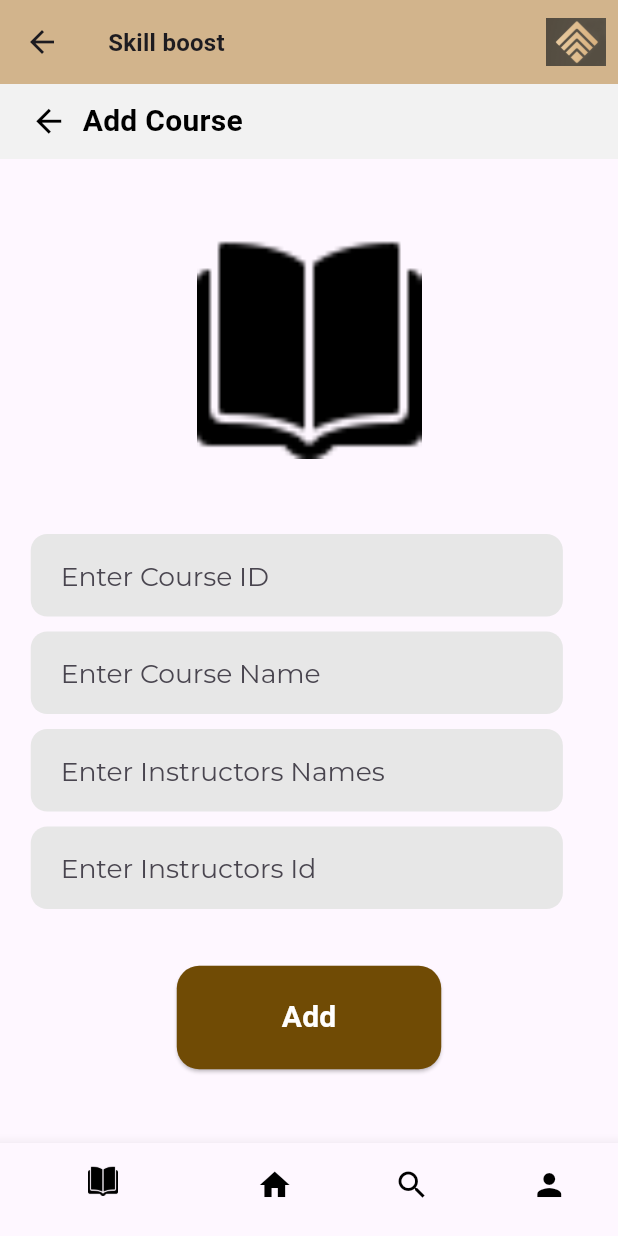
After one commit to Amir23156/FrontendMobileApp, a Flutter app: the AddCourse screen opened directly, on a phone screen of 412 x 824 dp. The commit adds this screen. Run offline on Flutter 3.47's test engine with Material 3 defaults, Android fonts, the phone set to English and light mode, and no system bars; our stand-ins replace firebase_auth, get, google_fonts; accounts and stored records are empty; Roboto replaces fonts that are missing (WorkSans).

Commit message:
apriori ekher commit

```diff
--- /dev/null
+++ b/lib/AddCourse.dart
@@ -0,0 +1,276 @@
+import 'package:flutter/material.dart';
+import 'package:google_fonts/google_fonts.dart';
+import 'package:vitrine_project/navigationbar.dart';
+import '../../Services/CourseService.dart';
+import 'courses.dart';
+import 'models/course.dart';
+
+class AddCourse extends StatefulWidget {
+  @override
+  State<AddCourse> createState() => _AddCourseState();
+}
+
+class _AddCourseState extends State<AddCourse> {
+  late TextEditingController courseIdController;
+  late TextEditingController courseNameController;
+  late TextEditingController instructorsNameController;
+  late TextEditingController instructorsIdController;
+
+  @override
+  void initState() {
+    super.initState();
+    courseIdController = TextEditingController();
+    courseNameController = TextEditingController();
+    instructorsNameController = TextEditingController();
+    instructorsIdController = TextEditingController();
+  }
+
+  final CourseService apiService =
+      CourseService("http://localhost:8080/api/courses");
+
+  List<Instructor> createInstructorsList(List<String> ids, List<String> names) {
+    // Ensure both lists have the same length
+    assert(ids.length == names.length);
+
+    List<Instructor> instructorsList = [];
+
+    for (int i = 0; i < ids.length; i++) {
+      instructorsList.add(Instructor(
+        instructorId: ids[i],
+        instructorName: names[i],
+      ));
+    }
+
+    return instructorsList;
+  }
+
+  void add() async {
+    // Create a list of instructor names from the text input
+    List<String> instructorNames = instructorsNameController.text.split(',');
+    List<String> instructorIds = instructorsIdController.text.split(',');
+    // Create a Course object using the values from the text controllers
+    List<Instructor> instructorList =
+        createInstructorsList(instructorIds, instructorNames);
+    Course course = Course(
+      id: courseIdController.text,
+      courseId: courseIdController.text,
+      courseName: courseNameController.text,
+      instructors: instructorList,
+    );
+
+    // Pass the Course object to the addCourse method
+    await apiService.addCourse(course);
+
+    // Navigate to the CoursesPage after adding the course
+    Navigator.pushReplacement(
+      context,
+      MaterialPageRoute(
+        builder: (context) => CoursesPage(), // Replace with your course screen
+      ),
+    );
+  }
+
+  @override
+  Widget build(BuildContext context) {
+    double baseWidth = 360;
+    double fem = MediaQuery.of(context).size.width / baseWidth;
+    double ffem = fem * 0.97;
+
+    return Scaffold(
+      appBar: AppBar(
+        backgroundColor: Color(0xFFD2B48C),
+        title:
+            Text('Skill boost', style: TextStyle(fontWeight: FontWeight.bold)),
+        actions: [
+          Padding(
+            padding: const EdgeInsets.all(8.0),
+            child: Image.asset(
+              'images/Logoskillboost.png', // Replace with the actual path to your logo
+              width: 40,
+              height: 40,
+            ),
+          ),
+        ],
+      ),
+      bottomNavigationBar: CustomBottomNavigationBar(),
+      body: ListView(
+        children: [
+          Column(
+            children: <Widget>[
+              Container(
+                height: 50,
+                color: Color(0xFFF2F2F2),
+                child: Row(
+                  mainAxisAlignment: MainAxisAlignment.start,
+                  children: <Widget>[
+                    Padding(
+                      padding: EdgeInsets.only(left: 20.0),
+                      child: GestureDetector(
+                        onTap: () {
+                          Navigator.pop(context);
+                        },
+                        child: const Icon(
+                          Icons.arrow_back_outlined,
+                          size: 25.0,
+                          color: Colors.black,
+                        ),
+                      ),
+                    ),
+                    SizedBox(width: 10),
+                    Text(
+                      'Add Course',
+                      style: TextStyle(
+                        color: Colors.black,
+                        fontSize: 20,
+                        fontWeight: FontWeight.bold,
+                      ),
+                    ),
+                  ],
+                ),
+              ),
+              Container(
+                width: 350,
+                height: 250,
+                decoration: BoxDecoration(
+                  color: Colors.transparent,
+                ),
+                child: Center(
+                  child: Image.asset(
+                    'images/book.png',
+                    width: 150, // Adjust the width of the image as needed
+                    height: 150, // Adjust the height of the image as needed
+                    fit: BoxFit.contain,
+                  ),
+                ),
+              ),
+              Container(
+                margin:
+                    EdgeInsets.fromLTRB(0 * fem, 0 * fem, 14.2 * fem, 20 * fem),
+                width: 310 * fem,
+                child: Column(
+                  crossAxisAlignment: CrossAxisAlignment.center,
+                  children: [
+                    Container(
+                      height: 55,
+                      padding:
+                          const EdgeInsets.fromLTRB(20.0, 14.0, 20.0, 14.0),
+                      decoration: BoxDecoration(
+                        color: Color(0xffe7e7e7),
+                        borderRadius: BorderRadius.circular(11.0),
+                      ),
+                      child: TextField(
+                        controller: courseIdController,
+                        style: GoogleFonts.montserrat(
+                          fontSize: 16 * ffem,
+                          fontWeight: FontWeight.w400,
+                          height: 1.2175 * ffem / fem,
+                        ),
+                        decoration: const InputDecoration(
+                          hintText: 'Enter Course ID',
+                          border: InputBorder.none,
+                        ),
+                      ),
+                    ),
+                    SizedBox(
+                      height: 10,
+                    ),
+                    Container(
+                      height: 55,
+                      padding:
+                          const EdgeInsets.fromLTRB(20.0, 14.0, 20.0, 14.0),
+                      decoration: BoxDecoration(
+                        color: Color(0xffe7e7e7),
+                        borderRadius: BorderRadius.circular(11.0),
+                      ),
+                      child: TextField(
+                        controller: courseNameController,
+                        style: GoogleFonts.montserrat(
+                          fontSize: 16 * ffem,
+                          fontWeight: FontWeight.w400,
+                          height: 1.2175 * ffem / fem,
+                        ),
+                        decoration: const InputDecoration(
+                          hintText: 'Enter Course Name',
+                          border: InputBorder.none,
+                        ),
+                      ),
+                    ),
+                    SizedBox(
+                      height: 10,
+                    ),
+                    Container(
+                      height: 55,
+                      padding:
+                          const EdgeInsets.fromLTRB(20.0, 14.0, 20.0, 14.0),
+                      decoration: BoxDecoration(
+                        color: Color(0xffe7e7e7),
+                        borderRadius: BorderRadius.circular(11.0),
+                      ),
+                      child: TextField(
+                        controller: instructorsNameController,
+                        style: GoogleFonts.montserrat(
+                          fontSize: 16 * ffem,
+                          fontWeight: FontWeight.w400,
+                          height: 1.2175 * ffem / fem,
+                        ),
+                        decoration: const InputDecoration(
+                          hintText: 'Enter Instructors Names',
+                          border: InputBorder.none,
+                        ),
+                      ),
+                    ),
+                    SizedBox(
+                      height: 10,
+                    ),
+                    Container(
+                      height: 55,
+                      padding:
+                          const EdgeInsets.fromLTRB(20.0, 14.0, 20.0, 14.0),
+                      decoration: BoxDecoration(
+                        color: Color(0xffe7e7e7),
+                        borderRadius: BorderRadius.circular(11.0),
+                      ),
+                      child: TextField(
+                        controller: instructorsIdController,
+                        style: GoogleFonts.montserrat(
+                          fontSize: 16 * ffem,
+                          fontWeight: FontWeight.w400,
+                          height: 1.2175 * ffem / fem,
+                        ),
+                        decoration: const InputDecoration(
+                          hintText: 'Enter Instructors Id',
+                          border: InputBorder.none,
+                        ),
+                      ),
+                    ),
+                  ],
+                ),
+              ),
+              SizedBox(height: 15),
+              ElevatedButton(
+                onPressed: () {
+                  add();
+                },
+                style: ElevatedButton.styleFrom(
+                  backgroundColor: Color.fromARGB(255, 112, 75, 5),
+                  foregroundColor: Colors.white,
+                  padding: EdgeInsets.symmetric(horizontal: 70, vertical: 20),
+                  shape: RoundedRectangleBorder(
+                    borderRadius: BorderRadius.circular(15),
+                  ),
+                ),
+                child: Text(
+                  'Add',
+                  style: TextStyle(
+                    fontSize: 20,
+                    fontWeight: FontWeight.bold,
+                  ),
+                ),
+              ),
+            ],
+          ),
+        ],
+      ),
+    );
+  }
+}
--- a/lib/Services/CourseService.dart
+++ b/lib/Services/CourseService.dart
@@ -20,18 +20,27 @@ class CourseService {
     }
   }
 
-  Future<Course> addCourse(Course course) async {
-    final response = await http.post(
-      Uri.parse('$baseUrl/addCourse'),
-      headers: {'Content-Type': 'application/json'},
-      body: json.encode(course.toJson()),
-    );
-
-    if (response.statusCode == 200) {
-      return Course.fromJson(json.decode(response.body));
-    } else {
-      throw Exception('Failed to add course');
+  Future<http.Response> addCourse(Course course) async {
+    var response;
+    try {
+      var uri = Uri.parse('http://localhost:8080/api/courses/addCourse');
+      Map<String, String> headers = {"Content-Type": "application/json"};
+      /*final response = await http.post(
+        Uri.parse('$baseUrl/addCourse'),
+        headers: {'Content-Type': 'application/json'},
+        body: json.encode(course.toJson()),
+      );*/
+      Map data = course.toJson();
+      var body = json.encode(data);
+      response = await http.post(uri, headers: headers, body: body);
+      if (response.statusCode != 202) {
+        throw Exception('Failed to ADD circuit breaker');
+      }
+    } catch (e) {
+      print("Error adding course: $e");
+      print(e);
     }
+    return response;
   }
 
   Future<Course?> findCourseById(String courseId) async {
--- a/lib/courses.dart
+++ b/lib/courses.dart
@@ -1,4 +1,5 @@
 import 'package:flutter/material.dart';
+import 'package:vitrine_project/AddCourse.dart';
 import 'package:vitrine_project/navigationbar.dart';
 import 'package:vitrine_project/shared/barre_de_recherche.dart';
 
@@ -58,6 +59,20 @@ class CoursesPage extends StatelessWidget {
           ),
         ],
       ),
+      floatingActionButton: FloatingActionButton(
+        onPressed: () {
+          // Navigate to the AddCourse page when FloatingActionButton is pressed
+          Navigator.push(
+            context,
+            MaterialPageRoute(
+              builder: (context) =>
+                  AddCourse(), // Replace with your AddCourse page
+            ),
+          );
+        },
+        child: Icon(Icons.add),
+      ),
+      floatingActionButtonLocation: FloatingActionButtonLocation.endFloat,
     );
   }
 }
--- /dev/null
+++ b/lib/models/instructor.dart
@@ -0,0 +1,23 @@
+class Instructor {
+  final String instructorId;
+  final String instructorName;
+
+  Instructor({
+    required this.instructorId,
+    required this.instructorName,
+  });
+
+  factory Instructor.fromJson(Map<String, dynamic> json) {
+    return Instructor(
+      instructorId: json['instructorId'],
+      instructorName: json['instructorName'],
+    );
+  }
+
+  Map<String, dynamic> toJson() {
+    return {
+      'instructorId': instructorId,
+      'instructorName': instructorName,
+    };
+  }
+}
--- a/pubspec.yaml
+++ b/pubspec.yaml
@@ -40,6 +40,7 @@ dependencies:
   firebase_core: ^2.15.0
   provider: ^6.1.1
   http: ^1.1.2
+  google_fonts: ^6.1.0
 
 dev_dependencies:
   flutter_test:
```
Also changed, not shown: pubspec.lock, 5 other files.
